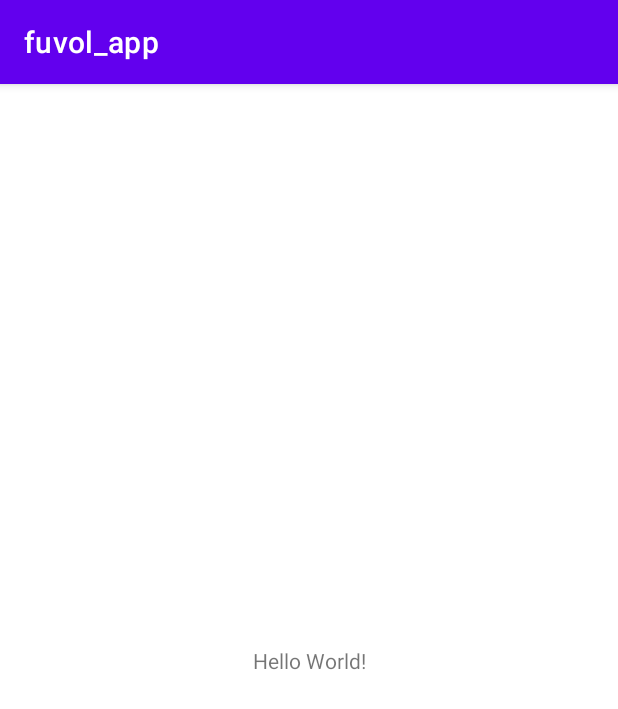
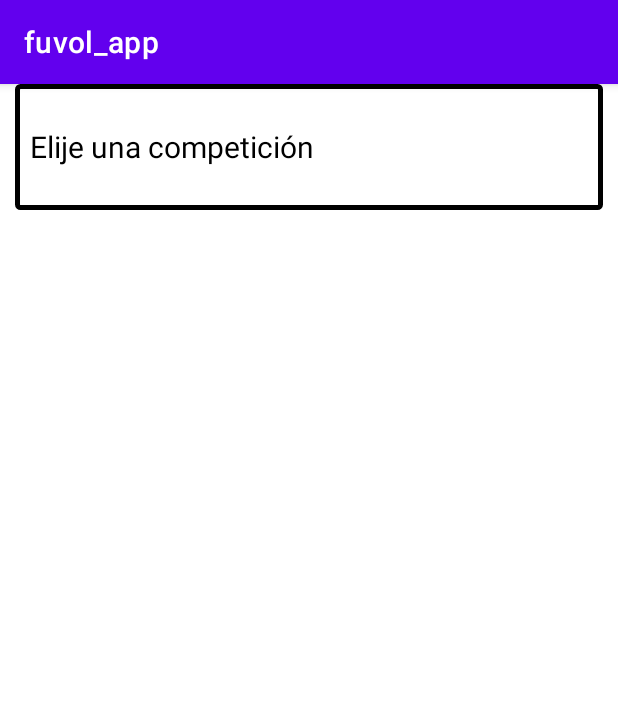
Before and after one commit to espadianto2000/fuvol_app, an Android app: the screen it shows after launch (MainActivity), on a phone screen of 412 x 824 dp. Shown: the top 709 px of the screen. Run offline under Robolectric (Android 15) with nearby library versions, the phone set to English and light mode, and no system bars.

Commit message:
Pregunta 1 vista terminada

```diff
--- /dev/null
+++ b/app/src/main/res/drawable/border.xml
@@ -0,0 +1,5 @@
+<?xml version="1.0" encoding="utf-8"?>
+<shape xmlns:android="http://schemas.android.com/apk/res/android" android:shape="rectangle">
+    <stroke android:width="3dp" android:color="#000"/>
+    <corners android:radius="2dp"/>
+</shape>
--- /dev/null
+++ b/app/src/main/res/layout/activity_fuvol.xml
@@ -0,0 +1,6 @@
+<?xml version="1.0" encoding="utf-8"?>
+<LinearLayout xmlns:android="http://schemas.android.com/apk/res/android"
+    android:orientation="vertical" android:layout_width="match_parent"
+    android:layout_height="match_parent">
+
+</LinearLayout>
--- a/app/src/main/res/layout/activity_main.xml
+++ b/app/src/main/res/layout/activity_main.xml
@@ -1,18 +1,29 @@
 <?xml version="1.0" encoding="utf-8"?>
-<androidx.constraintlayout.widget.ConstraintLayout xmlns:android="http://schemas.android.com/apk/res/android"
+<LinearLayout xmlns:android="http://schemas.android.com/apk/res/android"
     xmlns:app="http://schemas.android.com/apk/res-auto"
     xmlns:tools="http://schemas.android.com/tools"
     android:layout_width="match_parent"
     android:layout_height="match_parent"
-    tools:context=".MainActivity">
+    android:orientation="vertical"
+    tools:context=".MainActivity"
+    android:paddingHorizontal="10dp">
 
     <TextView
-        android:layout_width="wrap_content"
-        android:layout_height="wrap_content"
-        android:text="Hello World!"
-        app:layout_constraintBottom_toBottomOf="parent"
-        app:layout_constraintLeft_toLeftOf="parent"
-        app:layout_constraintRight_toRightOf="parent"
-        app:layout_constraintTop_toTopOf="parent" />
+        android:background="@drawable/border"
+        android:paddingHorizontal="10dp"
+        android:layout_width="match_parent"
+        android:layout_height="0dp"
+        android:layout_marginBottom="10dp"
+        android:text="Elije una competición"
+        android:layout_weight="1"
+        android:gravity="center_vertical"
+        android:textSize="20sp"
+        android:textColor="@color/black"/>
 
-</androidx.constraintlayout.widget.ConstraintLayout>
+    <androidx.recyclerview.widget.RecyclerView
+        android:layout_width="match_parent"
+        android:layout_height="0dp"
+        android:layout_weight="8"
+        tools:listitem="@layout/competicion_card"/>
+
+</LinearLayout>
```
Also changed, not shown: app/src/main/java/pe/edu/ulima/pm/fuvol_app/FuvolActivity.kt (added, +11 -0 lines), app/src/main/res/layout/competicion_card.xml (added, +27 -0 lines).
